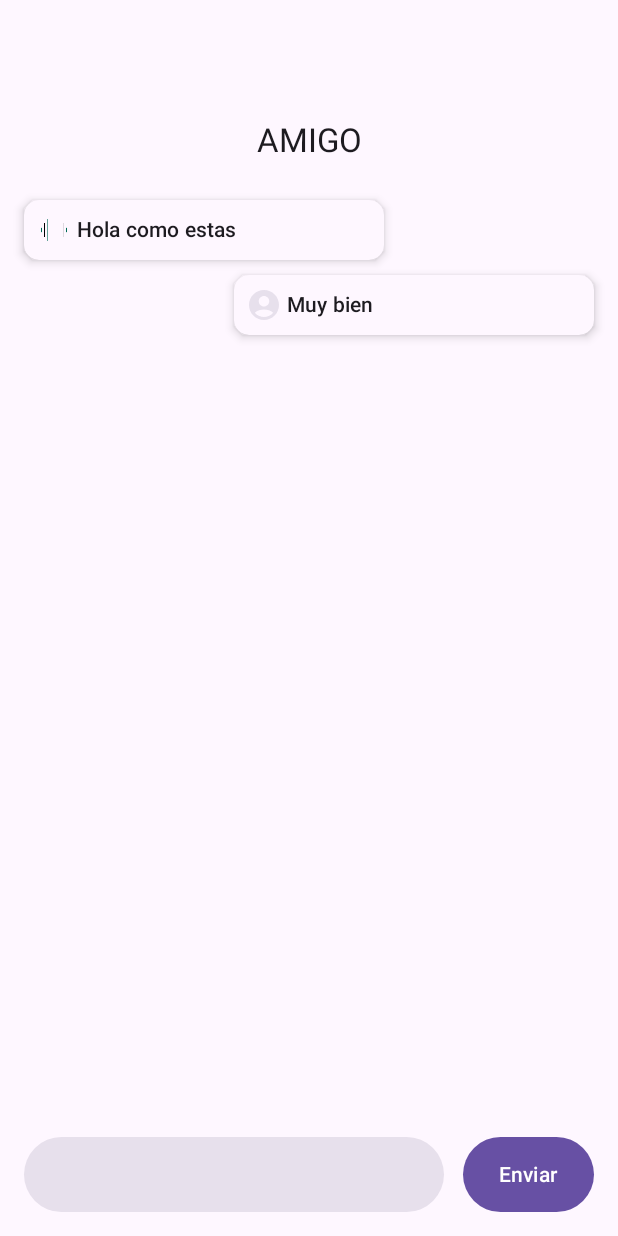
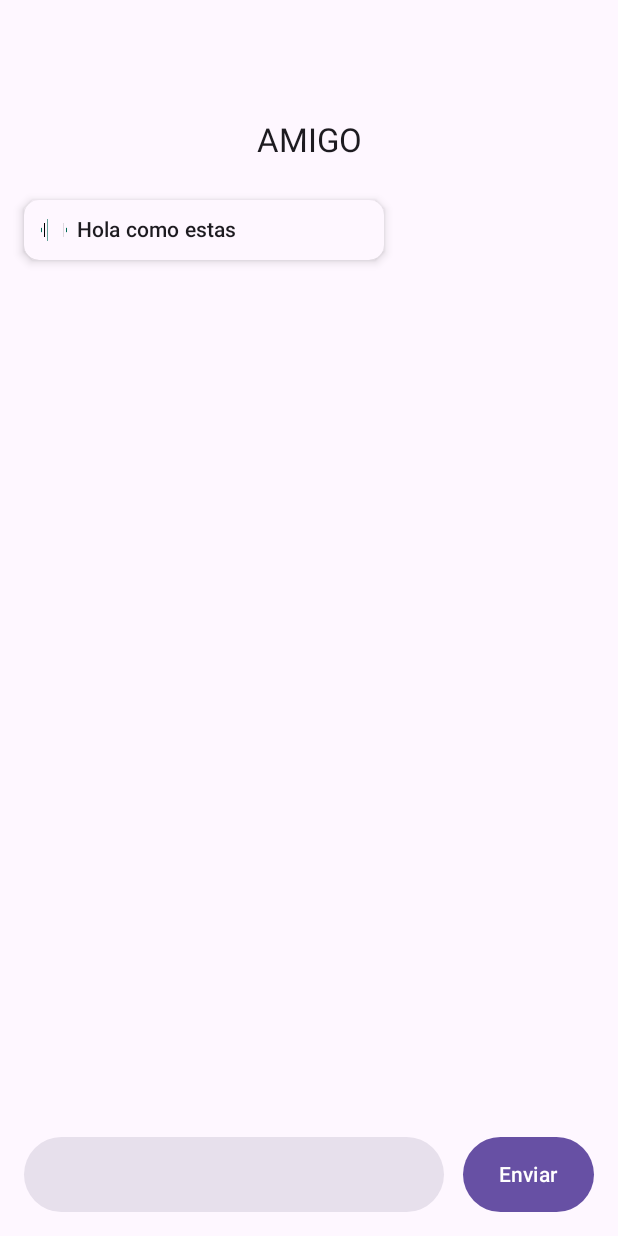
Before and after one commit to Fernando-Leon/utttilife-main, an Android app built with Jetpack Compose: the composable ConsultingScreen shown on its own in the app's theme, on a phone screen of 412 x 824 dp. Run offline under Robolectric (Android 15) with nearby library versions, the phone set to English and light mode, and no system bars.

Commit message:
Delete chat to test in chatboot screen

```diff
--- a/app/src/main/java/com/example/utttilife/screens/ConsultingScreen.kt
+++ b/app/src/main/java/com/example/utttilife/screens/ConsultingScreen.kt
@@ -47,15 +47,13 @@ fun ConsultingScreen(viewModel: ChatViewModel = viewModel()) {
                 item {
                     Spacer(modifier = Modifier.height(5.dp))
                 }
-                items(viewModel.messages) { message ->
-                    MessageView(message = message.text, isUserMessage = message.isUser)
-                }
+
                 item {
                     MessageView(message =  "Hola como estas", isUserMessage = false)
                 }
 
-                item {
-                    MessageView(message = "Muy bien", isUserMessage = true)
+                items(viewModel.messages) { message ->
+                    MessageView(message = message.text, isUserMessage = message.isUser)
                 }
             }
             UserInput(onMessageSent = { viewModel.sendMessage(it) })
```
